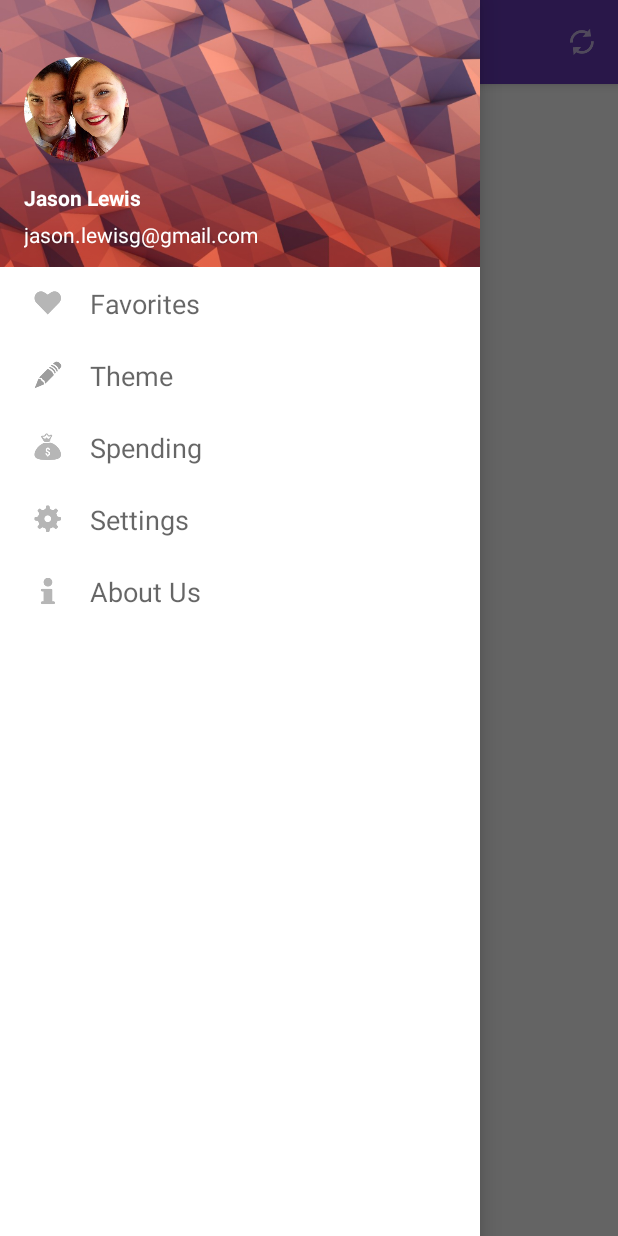
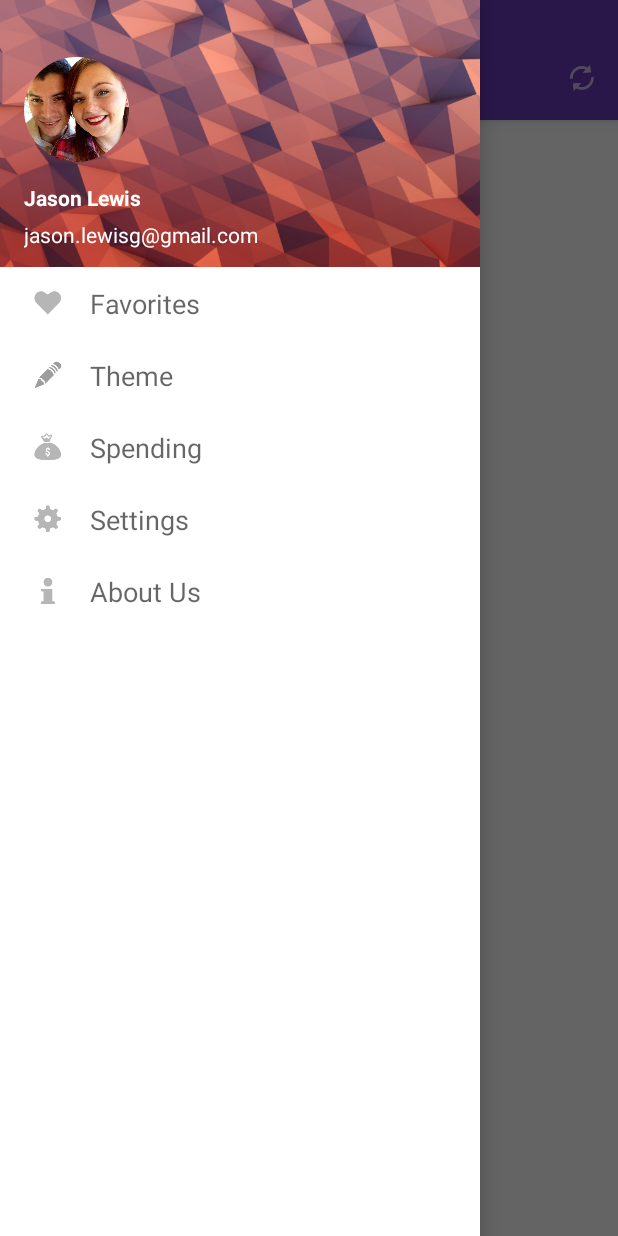
Before and after one commit to JCThomas4214/Boozic, an Android app: the screen it shows after launch (MainActivity), with the side drawer open, on a phone screen of 412 x 824 dp. Run offline under Robolectric (Android 15) with nearby library versions, the light colour scheme and no system bars; our stand-ins replace CircleImageView.

Commit message:
finished SideView

```diff
--- a/app/src/main/res/layout/tool_bar.xml
+++ b/app/src/main/res/layout/tool_bar.xml
@@ -5,6 +5,7 @@
     android:background="@color/ColorPrimary"
     android:elevation="4dp"
     android:theme="@style/ThemeOverlay.AppCompat.Dark"
-    android:id="@+id/tool_bar">
+    android:id="@+id/tool_bar"
+    android:paddingTop="@dimen/tool_bar_top_padding">
 
 </android.support.v7.widget.Toolbar>
--- a/app/src/main/res/values/dimens.xml
+++ b/app/src/main/res/values/dimens.xml
@@ -3,4 +3,5 @@
     <dimen name="activity_horizontal_margin">16dp</dimen>
     <dimen name="activity_vertical_margin">16dp</dimen>
     <dimen name="TextDimTop">5dp</dimen>
+    <dimen name="tool_bar_top_padding">24dp</dimen>
 </resources>
--- a/app/src/main/res/values/styles.xml
+++ b/app/src/main/res/values/styles.xml
@@ -5,6 +5,8 @@
 
         <item name="colorPrimary">@color/ColorPrimary</item>
         <item name="colorPrimaryDark">@color/ColorPrimaryDark</item>
+
+        <item name="android:windowTranslucentStatus">true</item>
         <!-- Customize your theme here. -->
     </style>
 
```
